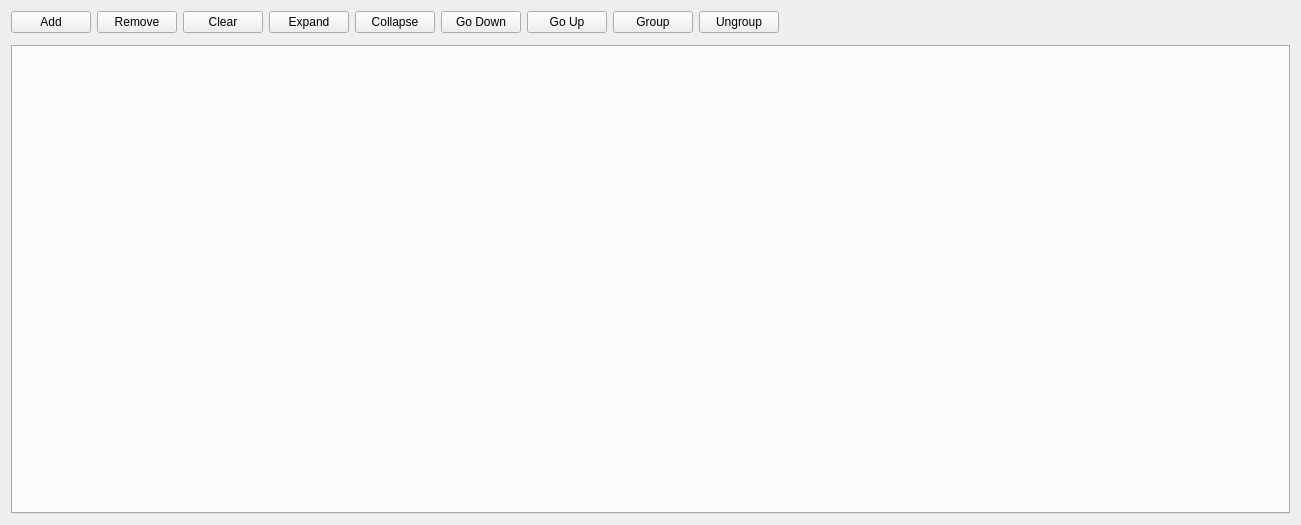
Qt form python/omtk/qt_widgets/widget_nodegraph/ui/nodegraph_widget.ui (renaudll/omtk) before a commit.
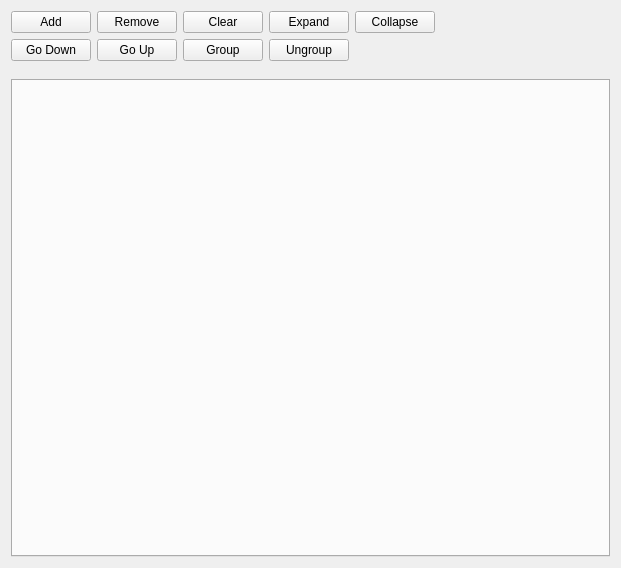
The same form after that commit. Custom widgets are drawn as their Qt base class.

The edit to the form file:
```diff
--- a/python/omtk/qt_widgets/widget_nodegraph/ui/nodegraph_widget.ui
+++ b/python/omtk/qt_widgets/widget_nodegraph/ui/nodegraph_widget.ui
@@ -6,8 +6,8 @@
    <rect>
     <x>0</x>
     <y>0</y>
-    <width>1301</width>
-    <height>525</height>
+    <width>621</width>
+    <height>568</height>
    </rect>
   </property>
   <property name="windowTitle">
@@ -15,7 +15,7 @@
   </property>
   <layout class="QVBoxLayout" name="verticalLayout">
    <item>
-    <layout class="QHBoxLayout" name="horizontalLayout">
+    <layout class="QHBoxLayout" name="horizontalLayout_2">
      <item>
       <widget class="QPushButton" name="pushButton_add">
        <property name="sizePolicy">
@@ -82,6 +82,23 @@
       </widget>
      </item>
      <item>
+      <spacer name="horizontalSpacer">
+       <property name="orientation">
+        <enum>Qt::Horizontal</enum>
+       </property>
+       <property name="sizeHint" stdset="0">
+        <size>
+         <width>40</width>
+         <height>20</height>
+        </size>
+       </property>
+      </spacer>
+     </item>
+    </layout>
+   </item>
+   <item>
+    <layout class="QHBoxLayout" name="horizontalLayout">
+     <item>
       <widget class="QPushButton" name="pushButton_down">
        <property name="sizePolicy">
         <sizepolicy hsizetype="Minimum" vsizetype="Fixed">
@@ -134,10 +151,7 @@
       </widget>
      </item>
      <item>
-      <widget class="WidgetToolbar" name="widget_toolbar" native="true"/>
-     </item>
-     <item>
-      <spacer name="horizontalSpacer">
+      <spacer name="horizontalSpacer_2">
        <property name="orientation">
         <enum>Qt::Horizontal</enum>
        </property>
@@ -151,6 +165,9 @@
      </item>
     </layout>
    </item>
+   <item>
+    <widget class="WidgetToolbar" name="widget_toolbar" native="true"/>
+   </item>
    <item>
     <widget class="WidgetBreadcrumb" name="widget_breadcrumb" native="true"/>
    </item>
```
